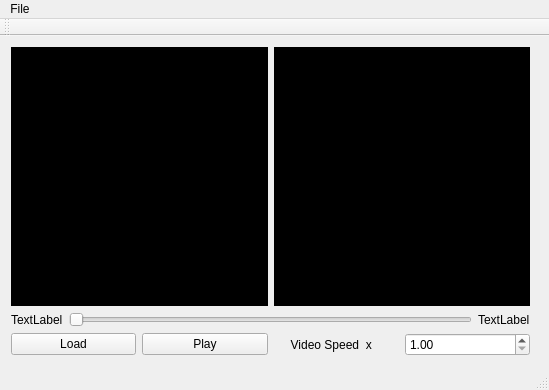
The window that views/mainwindow.ui (Ahziel/TrafficDetector) describes before a commit, drawn with Qt 5.
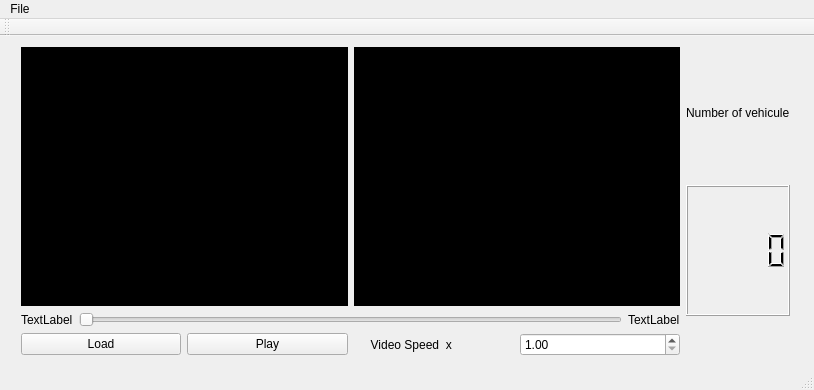
The same window after the commit.

What changed in the file:
```diff
--- a/views/mainwindow.ui
+++ b/views/mainwindow.ui
@@ -9,7 +9,7 @@
    <rect>
     <x>0</x>
     <y>0</y>
-    <width>549</width>
+    <width>814</width>
     <height>390</height>
    </rect>
   </property>
@@ -42,7 +42,7 @@
   </property>
   <widget class="QWidget" name="centralWidget">
    <property name="sizePolicy">
-    <sizepolicy hsizetype="Expanding" vsizetype="Expanding">
+    <sizepolicy hsizetype="Fixed" vsizetype="Fixed">
      <horstretch>0</horstretch>
      <verstretch>0</verstretch>
     </sizepolicy>
@@ -50,17 +50,14 @@
    <widget class="QWidget" name="gridLayoutWidget">
     <property name="geometry">
      <rect>
-      <x>0</x>
+      <x>10</x>
       <y>0</y>
-      <width>541</width>
+      <width>791</width>
       <height>331</height>
      </rect>
     </property>
-    <layout class="QGridLayout" name="gridLayout">
-     <property name="sizeConstraint">
-      <enum>QLayout::SetMaximumSize</enum>
-     </property>
-     <item row="0" column="0">
+    <layout class="QHBoxLayout" name="horizontalLayout">
+     <item>
       <layout class="QVBoxLayout" name="verticalLayout">
        <property name="sizeConstraint">
         <enum>QLayout::SetNoConstraint</enum>
@@ -178,6 +175,36 @@
        </item>
       </layout>
      </item>
+     <item>
+      <layout class="QVBoxLayout" name="verticalLayout_2">
+       <item>
+        <widget class="QLabel" name="label_2">
+         <property name="text">
+          <string>Number of vehicule</string>
+         </property>
+        </widget>
+       </item>
+       <item>
+        <widget class="QLCDNumber" name="lcdNumber"/>
+       </item>
+       <item>
+        <spacer name="verticalSpacer">
+         <property name="orientation">
+          <enum>Qt::Vertical</enum>
+         </property>
+         <property name="sizeType">
+          <enum>QSizePolicy::Minimum</enum>
+         </property>
+         <property name="sizeHint" stdset="0">
+          <size>
+           <width>20</width>
+           <height>40</height>
+          </size>
+         </property>
+        </spacer>
+       </item>
+      </layout>
+     </item>
     </layout>
    </widget>
   </widget>
@@ -186,7 +213,7 @@
     <rect>
      <x>0</x>
      <y>0</y>
-     <width>549</width>
+     <width>814</width>
      <height>19</height>
     </rect>
    </property>
```
Left out of the diff: 2 changed lines with no effect on the pictures.
